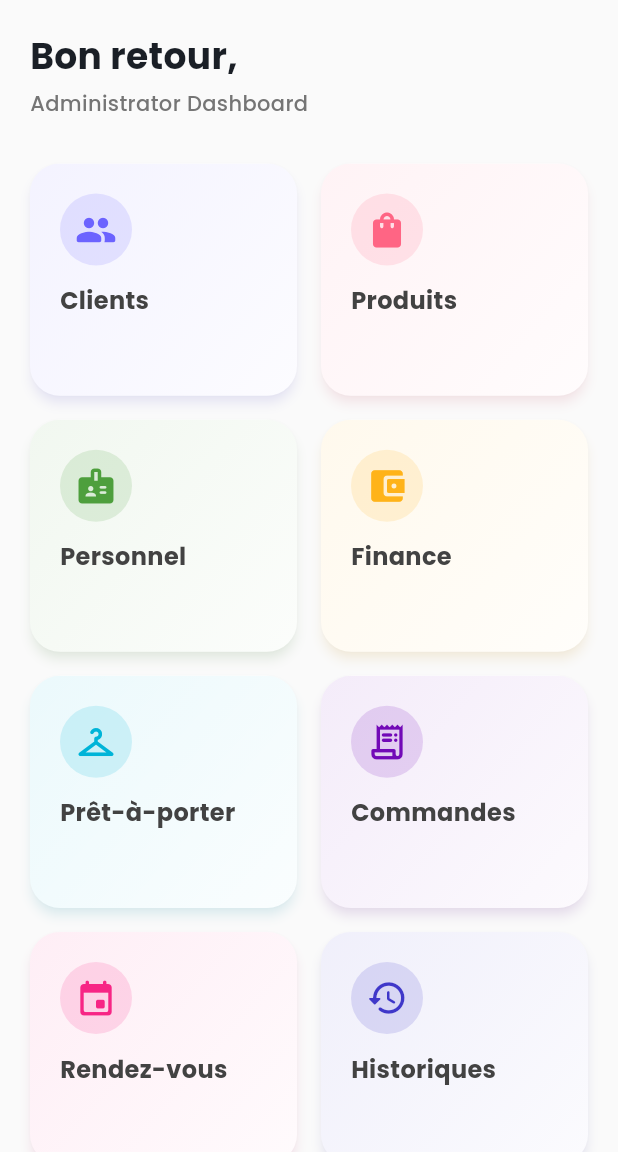
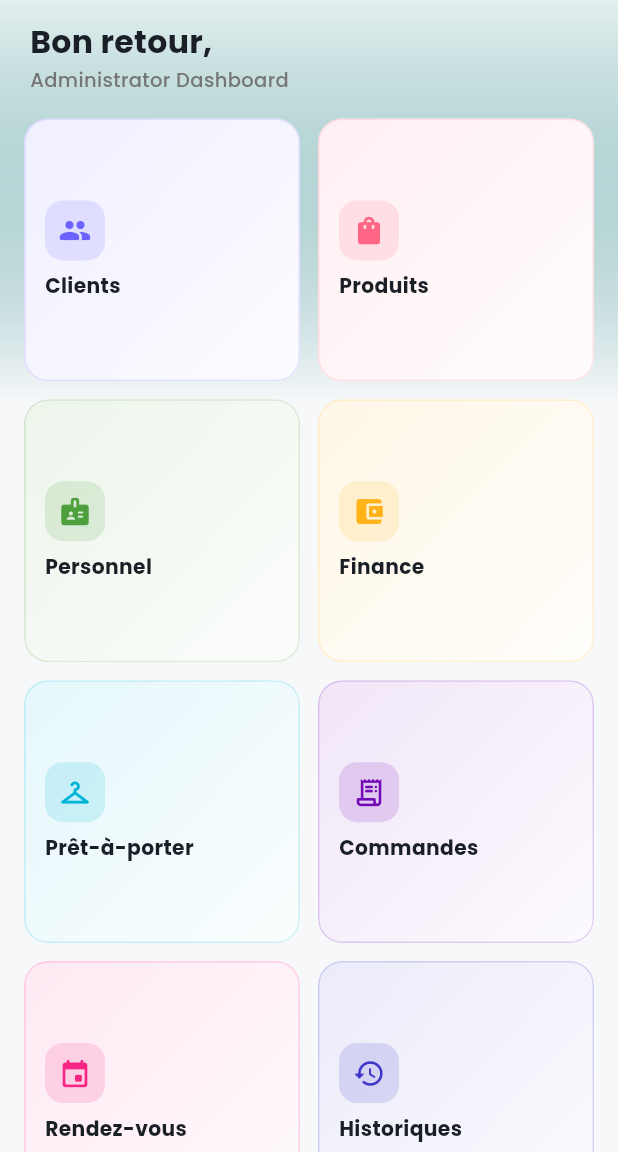
Before and after one commit to asse-byte/Tailoring-Order-Management-System, a Flutter app: the DashboardScreen screen opened directly, on a phone screen of 412 x 824 dp, the part 84-1236 px from its top. Run offline on Flutter 3.47's test engine with Material 3 defaults, Android fonts, the phone set to English and light mode, and no system bars; our stand-ins replace cached_network_image, connectivity_plus, flutter_secure_storage, go_router, google_fonts, image_picker and 2 more; accounts and stored records are empty; network calls fail.

Commit message:
feat: per-entry tailor rate + responsive elegant dashboard
Tailor pay:
- A daily entry now carries an optional piece_rate typed by the manager,
  so a tailor sewing different garment types can be paid different rates.
  Server priority: explicit rate → per-tailor rate → shop default; the
  rate is still snapshotted on the row (past wages never change).
- Entry dialog pre-fills the tailor's configured rate and lets it be
  overridden per entry.

UI / theme:
- Denser, more refined theme (button height 52→46, tighter inputs).
- Dashboard: distinctive top-gradient background, responsive grid
  (2/3/4/5 columns by width) with smaller cards, content capped at
  1200px so it looks right on phone and desktop alike.

Co-Authored-By: Claude Fable 5 <noreply@anthropic.com>

```diff
--- a/tailoring_app/lib/features/orders/presentation/screens/dashboard_screen.dart
+++ b/tailoring_app/lib/features/orders/presentation/screens/dashboard_screen.dart
@@ -82,8 +82,10 @@ class DashboardScreen extends StatelessWidget {
     final logoUrl = shopSettings.logoUrl;
 
     return Scaffold(
-      backgroundColor: Colors.grey[50],
+      backgroundColor: Colors.transparent,
+      extendBodyBehindAppBar: false,
       appBar: AppBar(
+        backgroundColor: Colors.transparent,
         title: Row(
           children: [
             Container(
@@ -122,28 +124,56 @@ class DashboardScreen extends StatelessWidget {
           )
         ],
       ),
-      body: SafeArea(
+      body: Container(
+        decoration: BoxDecoration(
+          gradient: LinearGradient(
+            begin: Alignment.topCenter,
+            end: Alignment.bottomCenter,
+            colors: [
+              AppColors.primary.withValues(alpha: 0.10),
+              AppColors.background,
+              AppColors.background,
+            ],
+            stops: const [0.0, 0.35, 1.0],
+          ),
+        ),
+        child: SafeArea(
+          child: LayoutBuilder(
+            builder: (context, constraints) {
+              // Responsive: keep tiles ~compact (~170px) on any screen, and
+              // cap content width on large desktops so it never stretches ugly.
+              final double maxW = constraints.maxWidth;
+              final int columns = maxW >= 1100
+                  ? 5
+                  : maxW >= 850
+                      ? 4
+                      : maxW >= 600
+                          ? 3
+                          : 2;
+              return Center(
+                child: ConstrainedBox(
+                  constraints: const BoxConstraints(maxWidth: 1200),
                   child: Column(
                     crossAxisAlignment: CrossAxisAlignment.start,
                     children: [
                       Padding(
-              padding: const EdgeInsets.all(20.0),
+                        padding: const EdgeInsets.fromLTRB(20, 12, 20, 8),
                         child: Column(
                           crossAxisAlignment: CrossAxisAlignment.start,
                           children: [
                             Text(
                               '${context.loc.welcomeBack}, ${auth.user?.name ?? ""}',
                               style: const TextStyle(
-                      fontSize: 24,
+                                fontSize: 21,
                                 fontWeight: FontWeight.bold,
                                 color: AppColors.textPrimary,
                               ),
                             ),
-                  const SizedBox(height: 4),
+                            const SizedBox(height: 2),
                             Text(
                               isSec ? 'Secretary Dashboard' : 'Administrator Dashboard',
                               style: TextStyle(
-                      fontSize: 14,
+                                fontSize: 13,
                                 color: Colors.grey[600],
                                 fontWeight: FontWeight.w500,
                               ),
@@ -153,21 +183,25 @@ class DashboardScreen extends StatelessWidget {
                       ),
                       Expanded(
                         child: GridView.builder(
-                padding: const EdgeInsets.symmetric(horizontal: 20, vertical: 10),
-                gridDelegate: const SliverGridDelegateWithFixedCrossAxisCount(
-                  crossAxisCount: 2,
-                  crossAxisSpacing: 16,
-                  mainAxisSpacing: 16,
-                  childAspectRatio: 1.15,
+                          padding: const EdgeInsets.fromLTRB(16, 8, 16, 16),
+                          gridDelegate: SliverGridDelegateWithFixedCrossAxisCount(
+                            crossAxisCount: columns,
+                            crossAxisSpacing: 12,
+                            mainAxisSpacing: 12,
+                            childAspectRatio: 1.05,
                           ),
                           itemCount: allItems.length,
                           itemBuilder: (context, index) {
-                  final item = allItems[index];
-                  return _DashboardCard(item: item);
+                            return _DashboardCard(item: allItems[index]);
                           },
                         ),
                       ),
                     ],
+                  ),
+                ),
+              );
+            },
+          ),
         ),
       ),
     );
@@ -196,57 +230,57 @@ class _DashboardCard extends StatelessWidget {
   @override
   Widget build(BuildContext context) {
     return Card(
-      elevation: 3,
-      shadowColor: item.color.withValues(alpha: 0.2),
-      shape: RoundedRectangleBorder(borderRadius: BorderRadius.circular(20)),
+      elevation: 0,
+      shadowColor: item.color.withValues(alpha: 0.18),
+      shape: RoundedRectangleBorder(
+        borderRadius: BorderRadius.circular(16),
+        side: BorderSide(color: item.color.withValues(alpha: 0.18)),
+      ),
       clipBehavior: Clip.antiAlias,
       child: InkWell(
         onTap: () => context.push(item.route),
         splashColor: item.color.withValues(alpha: 0.1),
-        highlightColor: Colors.transparent,
+        highlightColor: item.color.withValues(alpha: 0.04),
         child: Container(
           decoration: BoxDecoration(
             gradient: LinearGradient(
               colors: [
-                item.color.withValues(alpha: 0.08),
+                item.color.withValues(alpha: 0.10),
                 item.color.withValues(alpha: 0.02),
               ],
               begin: Alignment.topLeft,
               end: Alignment.bottomRight,
             ),
           ),
-          padding: const EdgeInsets.all(20),
-          child: SingleChildScrollView(
-            physics: const NeverScrollableScrollPhysics(), // Cards are small, no scrollbars needed
+          padding: const EdgeInsets.all(14),
           child: Column(
+            mainAxisAlignment: MainAxisAlignment.center,
             crossAxisAlignment: CrossAxisAlignment.start,
             children: [
               Container(
-                  padding: const EdgeInsets.all(10),
+                padding: const EdgeInsets.all(9),
                 decoration: BoxDecoration(
                   color: item.color.withValues(alpha: 0.15),
-                    shape: BoxShape.circle,
+                  borderRadius: BorderRadius.circular(12),
                 ),
-                  child: Icon(
-                    item.icon,
-                    color: item.color,
-                    size: 28,
+                child: Icon(item.icon, color: item.color, size: 22),
               ),
-                ),
-                const SizedBox(height: 12),
+              const SizedBox(height: 10),
               Text(
                 item.title,
-                  style: TextStyle(
-                    fontSize: 16,
-                    fontWeight: FontWeight.bold,
-                    color: Colors.grey[800],
+                maxLines: 2,
+                overflow: TextOverflow.ellipsis,
+                style: const TextStyle(
+                  fontSize: 13.5,
+                  fontWeight: FontWeight.w700,
+                  color: AppColors.textPrimary,
+                  height: 1.15,
                 ),
               ),
             ],
           ),
         ),
       ),
-      ),
     );
   }
 }
--- a/tailoring_app/lib/features/staff/data/staff_repository.dart
+++ b/tailoring_app/lib/features/staff/data/staff_repository.dart
@@ -200,11 +200,15 @@ class StaffRepository {
     required String tailorId,
     required String entryDate,
     required int piecesCount,
+    int? pieceRate,
   }) async {
+    // pieceRate is optional: when null the server falls back to the tailor's
+    // configured rate, then the shop default.
     final dynamic res = await _api.post('/api/tailor-entries', body: {
       'tailor_id': tailorId,
       'entry_date': entryDate,
       'pieces_count': piecesCount,
+      if (pieceRate != null) 'piece_rate': pieceRate,
     });
     return TailorEntry.fromJson(res as Map<String, dynamic>);
   }
```
Also changed, not shown: tailoring_app/lib/core/theme/app_theme.dart (+5 -5 lines), tailoring_app/lib/features/staff/presentation/screens/staff_screen.dart (+29 -1 lines), 1 other file. Lines whose indentation alone changed are shown as unchanged.
